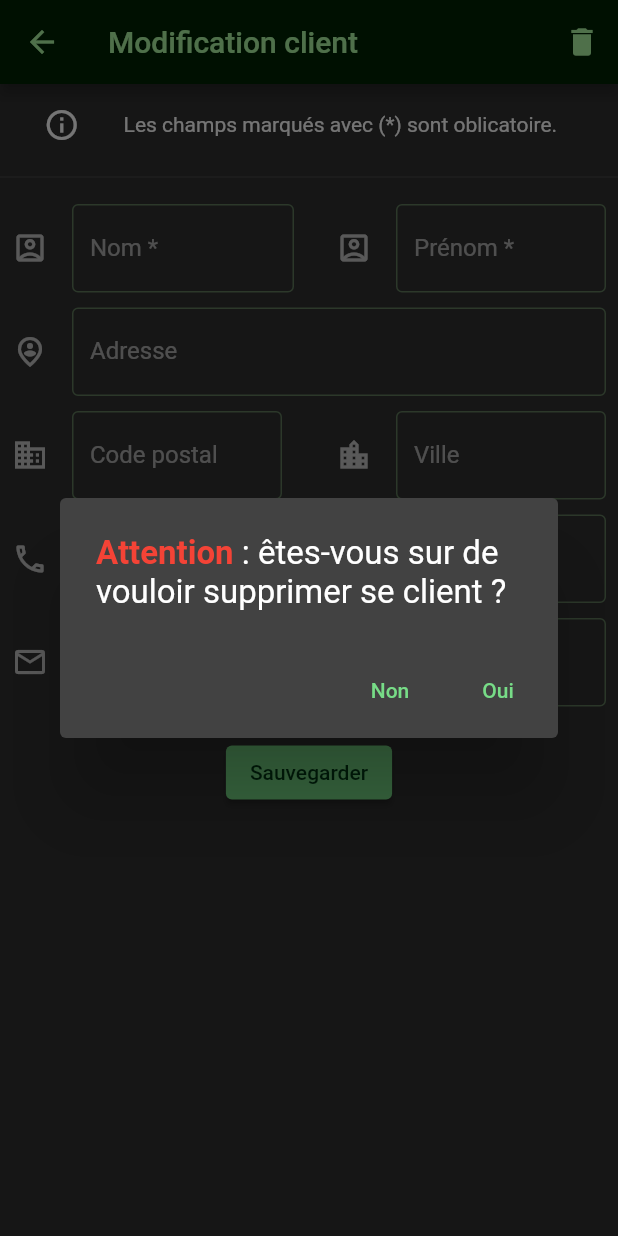
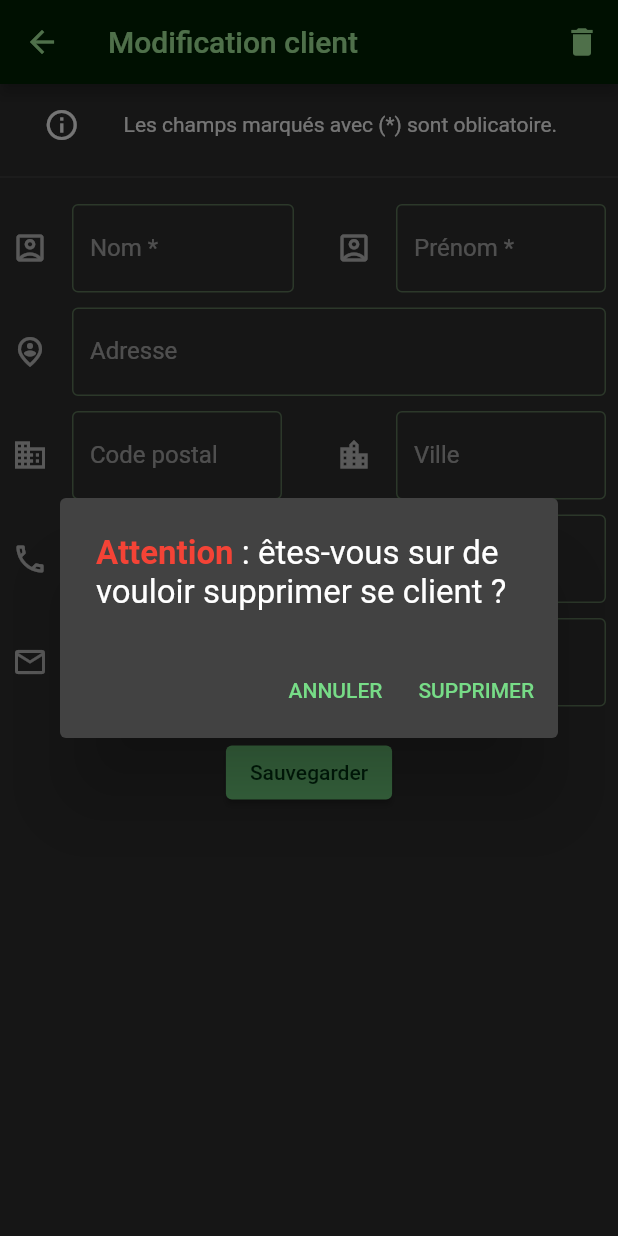
Before and after one commit to avariable2/bordero, a Flutter app: the FullScreenDialogModifierClient screen opened directly with empty values, after a tap on the "delete" icon, on a phone screen of 412 x 824 dp. Run offline on Flutter 3.47's test engine with Material 2 defaults, Android fonts, the phone set to English and light mode, and no system bars; our stand-ins replace email_validator, firebase_auth, firebase_core, open_file, pdf, share_plus and 2 more; missing offline and left inert: onboarding, pdf_viewer_plugin, sp_util; accounts and stored records are empty; statements that could not run were skipped.

Commit message:
feat: Modification des buttons d'action pour supprimer un client ou type d'acte; Ajout d'un controlle pour verifier qu'il y ait bien une date limite sinon date limite = null

```diff
--- a/lib/dialog/ajouter_type_acte.dart
+++ b/lib/dialog/ajouter_type_acte.dart
@@ -56,7 +56,7 @@ class DialogAjouterTypeActeState extends State<DialogAjouterTypeActe> {
       context: context,
       builder: (BuildContext context) =>
           AlertDialog(
-            title: const Text("Ce type d'acte existe déjà !", style: TextStyle(color: Colors.red, fontSize: 20),),
+            title: const Text("Ce type d'acte existe déjà !", style: TextStyle(fontSize: 20),),
             content: const Text("Il est préférable de modifier le type de séance déjà crée."),
             actions: [
               TextButton(
--- a/lib/dialog/modifier_client.dart
+++ b/lib/dialog/modifier_client.dart
@@ -54,13 +54,13 @@ class FullScreenDialogModifierClient extends StatelessWidget {
             actions: [
               TextButton(
                 onPressed: () => Navigator.pop(context, 'Cancel'),
-                child: const Text("Non"),
+                child: const Text("ANNULER"),
               ),
               TextButton(
                 onPressed: () {
                   _deleteClientDansBDD(context);
                 },
-                child: const Text("Oui"),),
+                child: const Text("SUPPRIMER"),),
             ],
             elevation: 24.0,
           ),
--- a/lib/dialog/modifier_type_acte.dart
+++ b/lib/dialog/modifier_type_acte.dart
@@ -55,13 +55,13 @@ class FullScreenDialogModifierTypeActe extends StatelessWidget {
             actions: [
               TextButton(
                 onPressed: () => Navigator.pop(context, 'Cancel'),
-                child: const Text("Non"),
+                child: const Text("ANNULER"),
               ),
               TextButton(
                 onPressed: () {
                   _deleteTypeActeDansBDD(context);
                 },
-                child: const Text("Oui"),),
+                child: const Text("SUPPRIMER"),),
             ],
             elevation: 24.0,
           ),
```
Also changed, not shown: lib/dialog/creation_facture.dart (+4 -3 lines).
